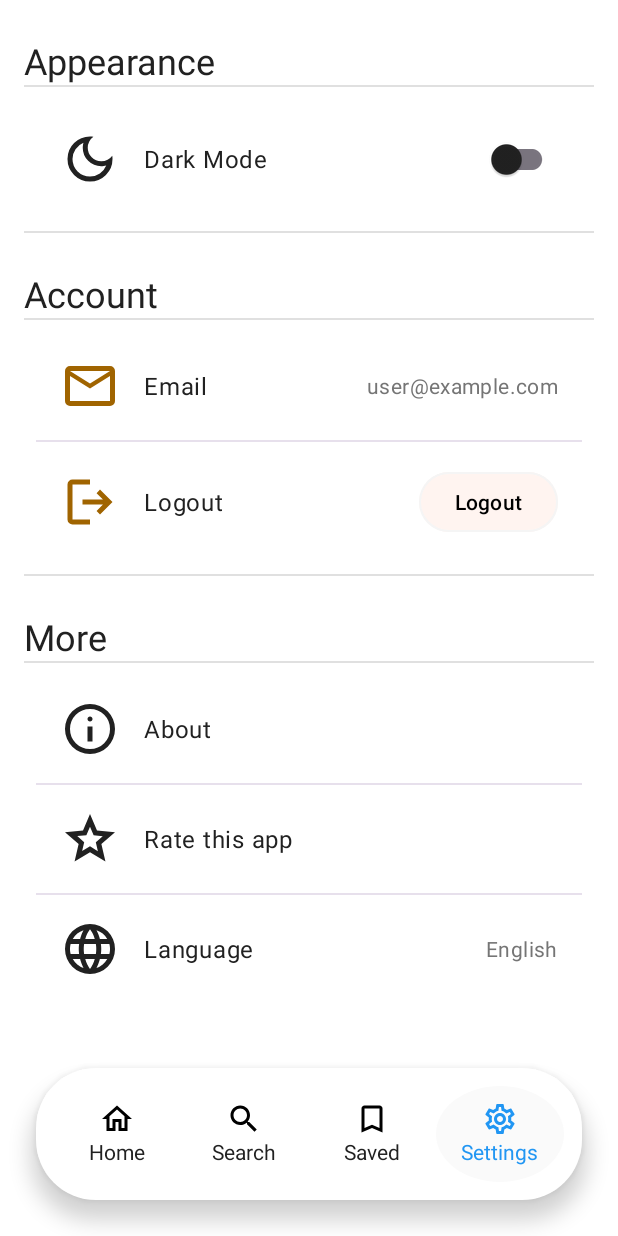
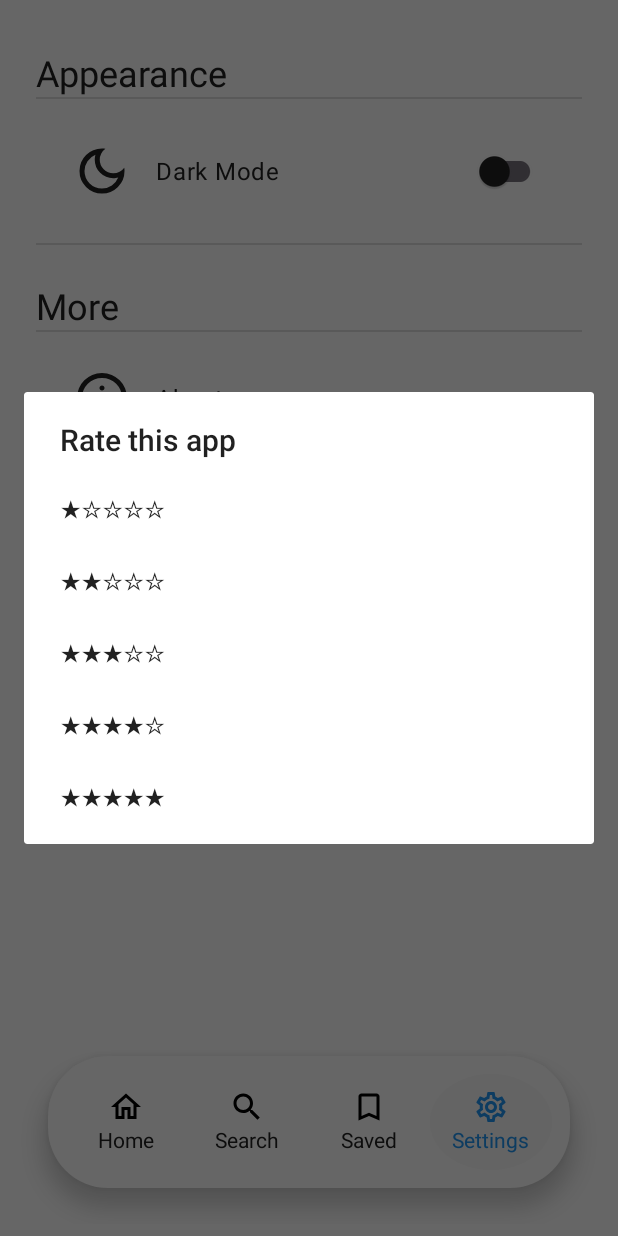
Before and after one commit to Raz-Bouganim/OuiOui, an Android app: the SettingsFragment screen opened through its navigation route, after a tap on "Rate this app", on a phone screen of 412 x 824 dp. Run offline under Robolectric (Android 15) with nearby library versions, the phone set to English and light mode, and no system bars; our stand-ins replace Dagger/Hilt's generated code; pictures from the network do not load.

Commit message:
Fixed settings fragment

```diff
--- a/app/src/main/java/com/sharks/ouioui/ui/home/HomeFragment.kt
+++ b/app/src/main/java/com/sharks/ouioui/ui/home/HomeFragment.kt
@@ -136,8 +136,12 @@ class HomeFragment : Fragment() {
             lastFavorites = favorites
         }
 
-        requestLocationAndFetchFeatured()
-        //homeViewModel.fetchWorldDestinations()
+        if (homeViewModel.locationDestinations.value.isNullOrEmpty()) {
+            requestLocationAndFetchFeatured()
+        }
+        if (homeViewModel.worldDestinations.value.isNullOrEmpty()) {
+            //homeViewModel.fetchWorldDestinations()
+        }
     }
 
     @Suppress("DEPRECATION")
--- a/app/src/main/java/com/sharks/ouioui/ui/settings/SettingsFragment.kt
+++ b/app/src/main/java/com/sharks/ouioui/ui/settings/SettingsFragment.kt
@@ -2,8 +2,7 @@ package com.sharks.ouioui.ui.settings
 
 import com.sharks.ouioui.R
 import android.app.AlertDialog
-import android.content.Intent
-import android.net.Uri
+import android.content.Context
 import android.os.Bundle
 import android.preference.PreferenceManager
 import android.view.LayoutInflater
@@ -14,6 +13,7 @@ import androidx.appcompat.app.AppCompatDelegate
 import androidx.fragment.app.Fragment
 import com.sharks.ouioui.databinding.FragmentSettingsBinding
 import dagger.hilt.android.AndroidEntryPoint
+import java.util.Locale
 
 @AndroidEntryPoint
 class SettingsFragment : Fragment() {
@@ -40,46 +40,25 @@ class SettingsFragment : Fragment() {
                 if (checked) AppCompatDelegate.MODE_NIGHT_YES
                 else           AppCompatDelegate.MODE_NIGHT_NO
             )
-
             requireActivity().recreate()
         }
 
+        // Language: show current device language
+        val locale = Locale.getDefault()
+        binding.tvLanguage.text = locale.displayLanguage
 
-        // Email placeholder
-        binding.tvEmail.text = getString(R.string.userExampleEmailText)
-
-        // Logout button
-        binding.btnLogout.setOnClickListener {
-            // TODO: implement logout
-            android.widget.Toast
-                .makeText(requireContext(), getString(R.string.loggedOutText), Toast.LENGTH_SHORT)
-                .show()
+        // About: show a Toast
+        binding.rowAbout.setOnClickListener {
+            Toast.makeText(requireContext(), getString(R.string.aboutOuiOuiText), Toast.LENGTH_SHORT).show()
         }
 
-        // About dialog
-        binding.rowAbout.setOnClickListener {
+        // Rate: show a rating dialog
+        binding.rowRate.setOnClickListener {
+            val ratings = arrayOf("★☆☆☆☆", "★★☆☆☆", "★★★☆☆", "★★★★☆", "★★★★★")
             AlertDialog.Builder(requireContext())
-                .setTitle(getString(R.string.aboutOuiOuiText))
-                .setMessage(getString(R.string.ouiouiVersionText))
-                .setPositiveButton(getString(R.string.okText), null)
-                .show()
-        }
-
-        // Rate this app
-        binding.rowRate.setOnClickListener {
-            startActivity(Intent(
-                Intent.ACTION_VIEW,
-                Uri.parse("market://details?id=${requireContext().packageName}")
-            ))
-        }
-
-        // Language selector
-        binding.rowLanguage.setOnClickListener {
-            val langs = arrayOf("English", "עברית")
-            AlertDialog.Builder(requireContext())
-                .setTitle(getString(R.string.selectLanguageText))
-                .setItems(langs) { dlg, idx ->
-                    binding.tvLanguage.text = langs[idx]
+                .setTitle(getString(R.string.rateThisAppText))
+                .setItems(ratings) { dlg, idx ->
+                    Toast.makeText(requireContext(), "You rated: ${ratings[idx]}", Toast.LENGTH_SHORT).show()
                     dlg.dismiss()
                 }
                 .show()
--- a/app/src/main/res/layout-land/activity_main.xml
+++ b/app/src/main/res/layout-land/activity_main.xml
@@ -6,6 +6,7 @@
     android:id="@+id/main"
     android:layout_width="match_parent"
     android:layout_height="match_parent"
+    android:padding="8dp"
     android:background="?android:attr/colorBackground"
     tools:context=".MainActivity">
 
@@ -13,13 +14,13 @@
     <LinearLayout
         android:id="@+id/customBottomNav"
         android:layout_width="96dp"
-        android:layout_height="0dp"
+        android:layout_height="wrap_content"
         android:orientation="vertical"
         android:background="@drawable/bg_bottom_nav"
         android:paddingTop="32dp"
         android:paddingBottom="32dp"
-        android:paddingStart="8dp"
-        android:paddingEnd="8dp"
+        android:paddingStart="4dp"
+        android:paddingEnd="4dp"
         android:elevation="8dp"
         android:gravity="center"
         android:clipToPadding="false"
@@ -32,27 +33,28 @@
         <LinearLayout
             android:id="@+id/nav_home"
             style="@style/CustomNavItem"
-            android:tag="homeFragment"
+            android:layout_height="wrap_content"
+            android:layout_marginBottom="20dp"
+            android:gravity="center_horizontal"
             android:orientation="vertical"
-            android:gravity="center_horizontal"
-            android:layout_marginBottom="24dp">
+            android:tag="homeFragment">
 
             <ImageView
                 android:id="@+id/nav_home_icon"
+                android:layout_width="28dp"
+                android:layout_height="28dp"
+                android:contentDescription="@string/navHomeText"
                 android:src="@drawable/ic_home"
-                android:layout_width="32dp"
-                android:layout_height="32dp"
-                app:tint="@color/nav_icon_color"
-                android:contentDescription="@string/navHomeText"/>
+                app:tint="@color/nav_icon_color" />
 
             <TextView
                 android:id="@+id/nav_home_text"
-                android:text="@string/navHomeText"
                 android:layout_width="wrap_content"
                 android:layout_height="wrap_content"
+                android:layout_marginTop="4dp"
+                android:text="@string/navHomeText"
                 android:textColor="@color/nav_text_color"
-                android:textSize="14sp"
-                android:layout_marginTop="4dp"/>
+                android:textSize="13sp" />
         </LinearLayout>
 
         <!-- Search -->
@@ -61,14 +63,15 @@
             style="@style/CustomNavItem"
             android:tag="searchFragment"
             android:orientation="vertical"
+            android:layout_height="wrap_content"
             android:gravity="center_horizontal"
-            android:layout_marginBottom="24dp">
+            android:layout_marginBottom="20dp">
 
             <ImageView
                 android:id="@+id/nav_search_icon"
                 android:src="@drawable/ic_search"
-                android:layout_width="32dp"
-                android:layout_height="32dp"
+                android:layout_width="28dp"
+                android:layout_height="28dp"
                 app:tint="@color/nav_icon_color"
                 android:contentDescription="@string/navSearchText"/>
 
@@ -78,7 +81,7 @@
                 android:layout_width="wrap_content"
                 android:layout_height="wrap_content"
                 android:textColor="@color/nav_text_color"
-                android:textSize="14sp"
+                android:textSize="13sp"
                 android:layout_marginTop="4dp"/>
         </LinearLayout>
 
@@ -88,14 +91,15 @@
             style="@style/CustomNavItem"
             android:tag="savedFragment"
             android:orientation="vertical"
+            android:layout_height="wrap_content"
             android:gravity="center_horizontal"
-            android:layout_marginBottom="24dp">
+            android:layout_marginBottom="20dp">
 
             <ImageView
                 android:id="@+id/nav_saved_icon"
                 android:src="@drawable/ic_bookmark"
-                android:layout_width="32dp"
-                android:layout_height="32dp"
+                android:layout_width="28dp"
+                android:layout_height="28dp"
                 app:tint="@color/nav_icon_color"
                 android:contentDescription="@string/navSavedText"/>
 
@@ -105,7 +109,7 @@
                 android:layout_width="wrap_content"
                 android:layout_height="wrap_content"
                 android:textColor="@color/nav_text_color"
-                android:textSize="14sp"
+                android:textSize="13sp"
                 android:layout_marginTop="4dp"/>
         </LinearLayout>
 
@@ -115,13 +119,14 @@
             style="@style/CustomNavItem"
             android:tag="settingsFragment"
             android:orientation="vertical"
+            android:layout_height="wrap_content"
             android:gravity="center_horizontal">
 
             <ImageView
                 android:id="@+id/nav_settings_icon"
                 android:src="@drawable/ic_settings"
-                android:layout_width="32dp"
-                android:layout_height="32dp"
+                android:layout_width="28dp"
+                android:layout_height="28dp"
                 app:tint="@color/nav_icon_color"
                 android:contentDescription="@string/navSettingsText"/>
 
@@ -131,7 +136,7 @@
                 android:layout_width="wrap_content"
                 android:layout_height="wrap_content"
                 android:textColor="@color/nav_text_color"
-                android:textSize="14sp"
+                android:textSize="13sp"
                 android:layout_marginTop="4dp"/>
         </LinearLayout>
     </LinearLayout>
--- a/app/src/main/res/layout-land/fragment_settings.xml
+++ b/app/src/main/res/layout-land/fragment_settings.xml
@@ -57,88 +57,6 @@
                     android:id="@+id/switchDark"
                     android:layout_width="wrap_content"
                     android:layout_height="wrap_content" />
-            </LinearLayout>
-
-            <!-- Account -->
-            <TextView
-                style="@style/OuiOui.Text.Title"
-                android:layout_width="wrap_content"
-                android:layout_height="wrap_content"
-                android:text="@string/accountText"
-                android:layout_marginTop="24dp"/>
-
-            <LinearLayout
-                style="@style/OuiOui.Card"
-                android:layout_width="match_parent"
-                android:layout_height="wrap_content"
-                android:orientation="vertical">
-
-                <!-- Email row -->
-                <LinearLayout
-                    android:layout_width="match_parent"
-                    android:layout_height="wrap_content"
-                    android:orientation="horizontal"
-                    android:gravity="center_vertical"
-                    android:padding="16dp">
-
-                    <ImageView
-                        android:id="@+id/ivEmail"
-                        android:layout_width="40dp"
-                        android:layout_height="40dp"
-                        android:src="@drawable/ic_email" />
-
-                    <TextView
-                        android:layout_width="0dp"
-                        android:layout_height="wrap_content"
-                        android:layout_weight="1"
-                        android:paddingStart="16dp"
-                        android:paddingEnd="8dp"
-                        style="@style/OuiOui.Text.Body"
-                        android:text="@string/emailText" />
-
-                    <TextView
-                        android:id="@+id/tvEmail"
-                        android:layout_width="wrap_content"
-                        android:layout_height="wrap_content"
-                        style="@style/OuiOui.Text.Subtitle"
-                        android:text="@string/userExampleEmailText" />
-                </LinearLayout>
-
-                <View
-                    android:layout_width="match_parent"
-                    android:layout_height="1dp"
-                    android:background="?attr/colorSurfaceVariant" />
-
-                <!-- Logout row -->
-                <LinearLayout
-                    android:layout_width="match_parent"
-                    android:layout_height="wrap_content"
-                    android:orientation="horizontal"
-                    android:gravity="center_vertical"
-                    android:padding="16dp">
-
-                    <ImageView
-                        android:id="@+id/ivLogout"
-                        android:layout_width="40dp"
-                        android:layout_height="40dp"
-                        android:src="@drawable/ic_logout" />
-
-                    <TextView
-                        android:layout_width="0dp"
-                        android:layout_height="wrap_content"
-                        android:layout_weight="1"
-                        android:paddingStart="16dp"
-                        android:paddingEnd="8dp"
-                        style="@style/OuiOui.Text.Body"
-                        android:text="@string/logoutText" />
-
-                    <Button
-                        android:id="@+id/btnLogout"
-                        style="@style/OuiOui.Button.Outlined"
-                        android:layout_width="wrap_content"
-                        android:layout_height="wrap_content"
-                        android:text="@string/logoutText" />
-                </LinearLayout>
             </LinearLayout>
 
             <!-- More -->
@@ -245,7 +163,7 @@
                         android:layout_width="wrap_content"
                         android:layout_height="wrap_content"
                         style="@style/OuiOui.Text.Subtitle"
-                        android:text="@string/englishText" />
+                        android:text=""/>
                 </LinearLayout>
             </LinearLayout>
         </LinearLayout>
--- a/app/src/main/res/layout/activity_main.xml
+++ b/app/src/main/res/layout/activity_main.xml
@@ -6,6 +6,7 @@
     android:id="@+id/main"
     android:layout_width="match_parent"
     android:layout_height="match_parent"
+    android:padding="8dp"
     android:background="?android:attr/colorBackground"
     tools:context=".MainActivity">
 
--- a/app/src/main/res/layout/fragment_settings.xml
+++ b/app/src/main/res/layout/fragment_settings.xml
@@ -11,7 +11,6 @@
         android:layout_height="match_parent"
         android:padding="16dp">
 
-        <!-- ONLY one direct child allowed here -->
         <LinearLayout
             android:layout_width="match_parent"
             android:layout_height="wrap_content"
@@ -55,88 +54,6 @@
                     android:id="@+id/switchDark"
                     android:layout_width="wrap_content"
                     android:layout_height="wrap_content" />
-            </LinearLayout>
-
-            <!-- Account -->
-            <TextView
-                style="@style/OuiOui.Text.Title"
-                android:layout_width="wrap_content"
-                android:layout_height="wrap_content"
-                android:text="@string/accountText"
-                android:layout_marginTop="24dp"/>
-
-            <LinearLayout
-                style="@style/OuiOui.Card"
-                android:layout_width="match_parent"
-                android:layout_height="wrap_content"
-                android:orientation="vertical">
-
-                <!-- Email row -->
-                <LinearLayout
-                    android:layout_width="match_parent"
-                    android:layout_height="wrap_content"
-                    android:orientation="horizontal"
-                    android:gravity="center_vertical"
-                    android:padding="16dp">
-
-                    <ImageView
-                        android:id="@+id/ivEmail"
-                        android:layout_width="40dp"
-                        android:layout_height="40dp"
-                        android:src="@drawable/ic_email" />
-
-                    <TextView
-                        android:layout_width="0dp"
-                        android:layout_height="wrap_content"
-                        android:layout_weight="1"
-                        android:paddingStart="16dp"
-                        android:paddingEnd="8dp"
-                        style="@style/OuiOui.Text.Body"
-                        android:text="@string/emailText" />
-
-                    <TextView
-                        android:id="@+id/tvEmail"
-                        android:layout_width="wrap_content"
-                        android:layout_height="wrap_content"
-                        style="@style/OuiOui.Text.Subtitle"
-                        android:text="@string/userExampleEmailText" />
-                </LinearLayout>
-
-                <View
-                    android:layout_width="match_parent"
-                    android:layout_height="1dp"
-                    android:background="?attr/colorSurfaceVariant" />
-
-                <!-- Logout row -->
-                <LinearLayout
-                    android:layout_width="match_parent"
-                    android:layout_height="wrap_content"
-                    android:orientation="horizontal"
-                    android:gravity="center_vertical"
-                    android:padding="16dp">
-
-                    <ImageView
-                        android:id="@+id/ivLogout"
-                        android:layout_width="40dp"
-                        android:layout_height="40dp"
-                        android:src="@drawable/ic_logout" />
-
-                    <TextView
-                        android:layout_width="0dp"
-                        android:layout_height="wrap_content"
-                        android:layout_weight="1"
-                        android:paddingStart="16dp"
-                        android:paddingEnd="8dp"
-                        style="@style/OuiOui.Text.Body"
-                        android:text="@string/logoutText" />
-
-                    <Button
-                        android:id="@+id/btnLogout"
-                        style="@style/OuiOui.Button.Outlined"
-                        android:layout_width="wrap_content"
-                        android:layout_height="wrap_content"
-                        android:text="@string/logoutText" />
-                </LinearLayout>
             </LinearLayout>
 
             <!-- More -->
@@ -243,9 +160,8 @@
                         android:layout_width="wrap_content"
                         android:layout_height="wrap_content"
                         style="@style/OuiOui.Text.Subtitle"
-                        android:text="@string/englishText" />
+                        android:text=""/>
                 </LinearLayout>
-
             </LinearLayout>
         </LinearLayout>
     </ScrollView>
```
